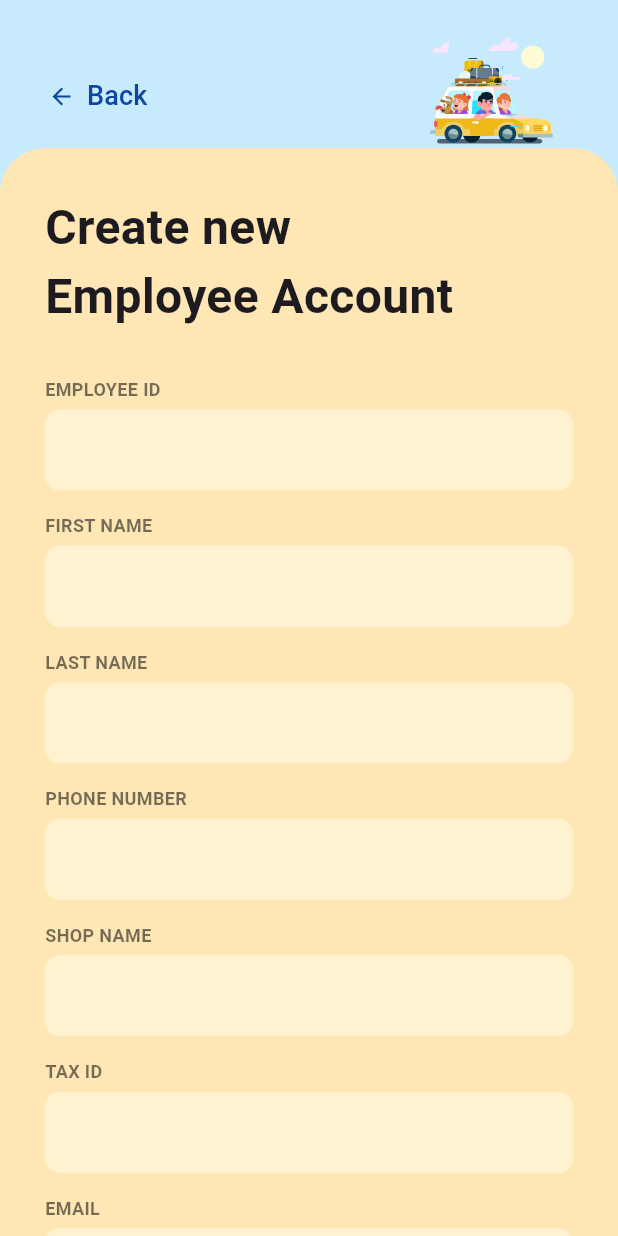
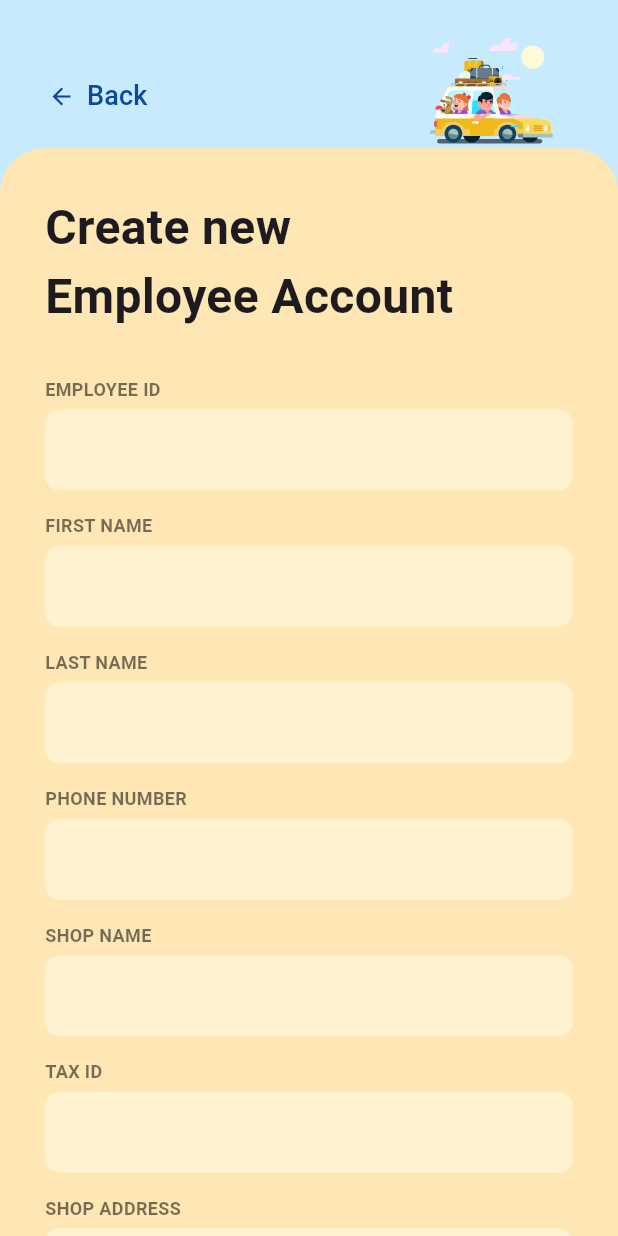
Before and after one commit to EmreKa-0/stash_app, a Flutter app: the EmployeeRegistrationScreen screen opened directly, on a phone screen of 412 x 824 dp. Run offline on Flutter 3.47's test engine with Material 3 defaults, Android fonts, the phone set to English and light mode, and no system bars; our stand-ins replace flutter_map, google_fonts, latlong2, lottie, sqflite; accounts and stored records are empty.

Commit message:
Database'e adres eklendi map baggage ekranına gömüldü

```diff
--- a/lib/models/user_models.dart
+++ b/lib/models/user_models.dart
@@ -67,6 +67,7 @@ class Employee {
   String phone;
   String shopName;
   String taxId;
+  String address;
   String email;
   String password;
 
@@ -78,6 +79,7 @@ class Employee {
     required this.phone,
     required this.shopName,
     required this.taxId,
+    required this.address,
     required this.email,
     required this.password,
   });
@@ -92,6 +94,7 @@ class Employee {
       'phone': phone,
       'shopName': shopName,
       'taxId': taxId,
+      'address': address,
       'email': email,
       'password': password,
     };
@@ -107,6 +110,7 @@ class Employee {
       phone: map['phone'] as String,
       shopName: map['shopName'] as String,
       taxId: map['taxId'] as String,
+      address: map['address'] as String,
       email: map['email'] as String,
       password: map['password'] as String,
     );
--- a/lib/screens/employee_registration_screen.dart
+++ b/lib/screens/employee_registration_screen.dart
@@ -3,7 +3,9 @@ import 'package:flutter/services.dart';
 import 'package:lottie/lottie.dart';
 
 import '../utils/app_styles.dart';
-import 'employee_dashboard_screen.dart'; // Kayıttan sonra yönlendirilecek ekran
+import 'employee_dashboard_screen.dart';
+import '../utils/database_helper.dart';
+import '../models/user_models.dart';
 
 class EmployeeRegistrationScreen extends StatefulWidget {
   const EmployeeRegistrationScreen({super.key});
@@ -15,13 +17,9 @@ class EmployeeRegistrationScreen extends StatefulWidget {
 
 class _EmployeeRegistrationScreenState extends State<EmployeeRegistrationScreen>
     with SingleTickerProviderStateMixin {
-  // Animasyon için Ticker mixin
-
-  // --- Animation Controllers ---
   late AnimationController _animationController;
   late Animation<double> _animation;
 
-  // Controller'lar
   final TextEditingController _employeeIdController = TextEditingController();
   final TextEditingController _nameController = TextEditingController();
   final TextEditingController _surnameController = TextEditingController();
@@ -30,36 +28,31 @@ class _EmployeeRegistrationScreenState extends State<EmployeeRegistrationScreen>
   final TextEditingController _passwordController = TextEditingController();
   final TextEditingController _confirmPasswordController =
       TextEditingController();
-
-  // EK ALANLAR (Yeni eklenenler)
   final TextEditingController _taxIdController = TextEditingController();
   final TextEditingController _shopNameController = TextEditingController();
+  // YENİ: Adres Controller
+  final TextEditingController _addressController = TextEditingController();
 
   final _formKey = GlobalKey<FormState>();
-
-  // Şifre görünürlük durumları
   bool _isPasswordVisible = false;
   bool _isConfirmPasswordVisible = false;
 
   @override
   void initState() {
     super.initState();
-    // Animasyon Ayarları
     _animationController = AnimationController(
       vsync: this,
       duration: const Duration(seconds: 15),
     );
-
     _animation = Tween<double>(begin: 1.0, end: 0.0).animate(
       CurvedAnimation(parent: _animationController, curve: Curves.linear),
     );
-
     _animationController.repeat(reverse: false);
   }
 
   @override
   void dispose() {
-    _animationController.dispose(); // Animasyon controller dispose edildi
+    _animationController.dispose();
     _employeeIdController.dispose();
     _nameController.dispose();
     _surnameController.dispose();
@@ -69,10 +62,11 @@ class _EmployeeRegistrationScreenState extends State<EmployeeRegistrationScreen>
     _confirmPasswordController.dispose();
     _taxIdController.dispose();
     _shopNameController.dispose();
+    _addressController.dispose(); // YENİ
     super.dispose();
   }
 
-  void _register() {
+  void _register() async {
     if (_formKey.currentState!.validate()) {
       if (_passwordController.text != _confirmPasswordController.text) {
         ScaffoldMessenger.of(context).showSnackBar(
@@ -80,17 +74,41 @@ class _EmployeeRegistrationScreenState extends State<EmployeeRegistrationScreen>
         return;
       }
 
+      try {
+        // Çalışan nesnesini oluştur (Adres dahil)
+        Employee newEmployee = Employee(
+          employeeId: _employeeIdController.text,
+          firstName: _nameController.text,
+          lastName: _surnameController.text,
+          phone: _phoneController.text,
+          shopName: _shopNameController.text,
+          taxId: _taxIdController.text,
+          address: _addressController.text, // YENİ: Adres eklendi
+          email: _emailController.text,
+          password: _passwordController.text,
+        );
+
+        // Veritabanına kaydet
+        await DatabaseHelper.instance.insertEmployee(newEmployee);
+
+        if (!mounted) return;
         ScaffoldMessenger.of(context).showSnackBar(
             const SnackBar(content: Text('Employee Registration Successful!')));
-      Navigator.push(
+
+        Navigator.pushAndRemoveUntil(
           context,
           MaterialPageRoute(
               builder: (context) => const EmployeeDashboardScreen()),
+          (route) => false,
         );
+      } catch (e) {
+        if (!mounted) return;
+        ScaffoldMessenger.of(context)
+            .showSnackBar(SnackBar(content: Text('Registration Failed: $e')));
+      }
     }
   }
 
-  // Ortak kullanılan tema uyumlu TextFormField (Şifre hariç)
   Widget _buildThemedTextFormField({
     required TextEditingController controller,
     required String labelText,
@@ -121,19 +139,12 @@ class _EmployeeRegistrationScreenState extends State<EmployeeRegistrationScreen>
             border: OutlineInputBorder(
                 borderRadius: BorderRadius.circular(10),
                 borderSide: BorderSide.none),
-            enabledBorder: OutlineInputBorder(
-                borderRadius: BorderRadius.circular(10),
-                borderSide: BorderSide.none),
-            focusedBorder: OutlineInputBorder(
-                borderRadius: BorderRadius.circular(10),
-                borderSide: BorderSide.none),
           ),
         ),
       ],
     );
   }
 
-  // Şifre alanları için özel widget (Göz butonu)
   Widget _buildPasswordTextFormField({
     required TextEditingController controller,
     required String labelText,
@@ -156,7 +167,6 @@ class _EmployeeRegistrationScreenState extends State<EmployeeRegistrationScreen>
           validator: validator,
           decoration: InputDecoration(
             hintText: '******',
-            hintStyle: const TextStyle(color: Colors.black87),
             filled: true,
             fillColor: kInputFillColor,
             contentPadding:
@@ -164,16 +174,10 @@ class _EmployeeRegistrationScreenState extends State<EmployeeRegistrationScreen>
             border: OutlineInputBorder(
                 borderRadius: BorderRadius.circular(10),
                 borderSide: BorderSide.none),
-            enabledBorder: OutlineInputBorder(
-                borderRadius: BorderRadius.circular(10),
-                borderSide: BorderSide.none),
-            focusedBorder: OutlineInputBorder(
-                borderRadius: BorderRadius.circular(10),
-                borderSide: BorderSide.none),
             suffixIcon: IconButton(
               icon: Icon(isVisible ? Icons.visibility : Icons.visibility_off,
                   color: Colors.black54),
-              onPressed: onToggle, // Toggle işlemi
+              onPressed: onToggle,
             ),
           ),
         ),
@@ -185,39 +189,23 @@ class _EmployeeRegistrationScreenState extends State<EmployeeRegistrationScreen>
   Widget build(BuildContext context) {
     final double screenHeight = MediaQuery.of(context).size.height;
     final double screenWidth = MediaQuery.of(context).size.width;
-
-    // ORANSAL AYARLAR (VisitorRegistrationScreen ve LoginScreen ile aynı)
-    final double blueSectionHeight = screenHeight * 0.12;
-    // HATA DÜZELTME: Formun başlangıç pozisyonunu topPosition olarak tanımlıyoruz
-    final double topPosition = blueSectionHeight;
-
-    // Animasyon boyutu
+    final double topPosition = screenHeight * 0.12;
     const double lottieHeight = 80;
     const double lottieWidth = 100;
-
-    // Animasyonun dikey konumu: Formun başladığı çizginin 80px üzerine
-    final double lottiePositionTop =
-        topPosition - lottieHeight; // DÜZELTME YAPILDI
-
-    // Yatay hareket miktarı
+    final double lottiePositionTop = topPosition - lottieHeight;
     final double carMoveRange = screenWidth - lottieWidth;
 
     return Scaffold(
       backgroundColor: kLightBlue,
       body: Stack(
         children: [
-          // 1. Mavi alanın dolgusu
           Container(
               height: screenHeight, width: double.infinity, color: kLightBlue),
-
-          // 2. Lottie Animasyonu (Hareketli)
           AnimatedBuilder(
             animation: _animation,
             builder: (context, child) {
               final double carX = _animation.value * carMoveRange;
-
               return Positioned(
-                // Animasyonun dikey konumu, formun başlangıç çizgisinin hemen üstü
                 top: lottiePositionTop,
                 left: carX,
                 child: child!,
@@ -228,29 +216,23 @@ class _EmployeeRegistrationScreenState extends State<EmployeeRegistrationScreen>
               width: lottieWidth,
               height: lottieHeight,
               repeat: true,
-              errorBuilder: (context, error, stackTrace) {
-                return const SizedBox(height: 1);
-              },
+              errorBuilder: (context, error, stackTrace) =>
+                  const SizedBox(height: 1),
             ),
           ),
-
-          // 3. Turuncu Alan (Form Alanı) - Yuvarlak geçişi uyguluyoruz
           Positioned.fill(
-            top: topPosition, // Form, mavi alanın bittiği yerden başlar
+            top: topPosition,
             child: SingleChildScrollView(
               physics: const ClampingScrollPhysics(),
               child: Container(
-                // Yuvarlak bir geçiş için dekorasyon ekleniyor
                 decoration: BoxDecoration(
                     color: kLightOrange,
                     borderRadius: const BorderRadius.only(
-                      topLeft: Radius.circular(30.0), // Yuvarlak köşe
-                      topRight: Radius.circular(30.0), // Yuvarlak köşe
+                      topLeft: Radius.circular(30.0),
+                      topRight: Radius.circular(30.0),
                     )),
-                padding: const EdgeInsets.only(
-                    top: 30, left: 30, right: 30, bottom: 30),
+                padding: const EdgeInsets.all(30),
                 constraints: BoxConstraints(
-                  // Ekranın alt kısmına kadar uzamayı garanti eder
                   minHeight: screenHeight - topPosition,
                 ),
                 child: Form(
@@ -258,17 +240,14 @@ class _EmployeeRegistrationScreenState extends State<EmployeeRegistrationScreen>
                   child: Column(
                     crossAxisAlignment: CrossAxisAlignment.start,
                     children: <Widget>[
-                      // Başlıklar
                       const Text('Create new',
                           style: TextStyle(
                               fontSize: 32, fontWeight: FontWeight.bold)),
                       const Text('Employee Account',
                           style: TextStyle(
                               fontSize: 32, fontWeight: FontWeight.bold)),
-
                       const SizedBox(height: 30),
 
-                      // Personel ID
                       _buildThemedTextFormField(
                         controller: _employeeIdController,
                         labelText: 'EMPLOYEE ID',
@@ -277,28 +256,21 @@ class _EmployeeRegistrationScreenState extends State<EmployeeRegistrationScreen>
                           FilteringTextInputFormatter.digitsOnly
                         ],
                         validator: (value) =>
-                            value!.isEmpty ? 'Employee ID is required.' : null,
+                            value!.isEmpty ? 'Required.' : null,
                       ),
                       const SizedBox(height: 15),
-
-                      // İsim
                       _buildThemedTextFormField(
                           controller: _nameController,
                           labelText: 'FIRST NAME',
-                          validator: (value) => value!.isEmpty
-                              ? 'First name is required.'
-                              : null),
+                          validator: (value) =>
+                              value!.isEmpty ? 'Required.' : null),
                       const SizedBox(height: 15),
-
-                      // Soyisim
                       _buildThemedTextFormField(
                           controller: _surnameController,
                           labelText: 'LAST NAME',
                           validator: (value) =>
-                              value!.isEmpty ? 'Last name is required.' : null),
+                              value!.isEmpty ? 'Required.' : null),
                       const SizedBox(height: 15),
-
-                      // TELEFON
                       _buildThemedTextFormField(
                         controller: _phoneController,
                         labelText: 'PHONE NUMBER',
@@ -307,20 +279,16 @@ class _EmployeeRegistrationScreenState extends State<EmployeeRegistrationScreen>
                           FilteringTextInputFormatter.digitsOnly
                         ],
                         validator: (value) =>
-                            value!.isEmpty ? 'Phone number is required.' : null,
+                            value!.isEmpty ? 'Required.' : null,
                       ),
                       const SizedBox(height: 15),
-
-                      // DÜKKAN ADI
                       _buildThemedTextFormField(
                         controller: _shopNameController,
                         labelText: 'SHOP NAME',
                         validator: (value) =>
-                            value!.isEmpty ? 'Shop Name is required.' : null,
+                            value!.isEmpty ? 'Required.' : null,
                       ),
                       const SizedBox(height: 15),
-
-                      // VERGİ NUMARASI
                       _buildThemedTextFormField(
                         controller: _taxIdController,
                         labelText: 'TAX ID',
@@ -329,36 +297,39 @@ class _EmployeeRegistrationScreenState extends State<EmployeeRegistrationScreen>
                           FilteringTextInputFormatter.digitsOnly
                         ],
                         validator: (value) =>
-                            value!.isEmpty ? 'Tax ID is required.' : null,
+                            value!.isEmpty ? 'Required.' : null,
                       ),
                       const SizedBox(height: 15),
 
-                      // E-posta
+                      // --- YENİ: ADRES ALANI ---
+                      _buildThemedTextFormField(
+                        controller: _addressController,
+                        labelText: 'SHOP ADDRESS',
+                        validator: (value) =>
+                            value!.isEmpty ? 'Address is required.' : null,
+                      ),
+                      const SizedBox(height: 15),
+                      // -------------------------
+
                       _buildThemedTextFormField(
                         controller: _emailController,
                         labelText: 'EMAIL',
                         keyboardType: TextInputType.emailAddress,
                         validator: (value) =>
                             value!.isEmpty || !value.contains('@')
-                                ? 'Please enter a valid email address.'
+                                ? 'Valid email required.'
                                 : null,
                       ),
                       const SizedBox(height: 15),
-
-                      // Şifre
                       _buildPasswordTextFormField(
                         controller: _passwordController,
                         labelText: 'PASSWORD',
                         isVisible: _isPasswordVisible,
                         onToggle: () => setState(
                             () => _isPasswordVisible = !_isPasswordVisible),
-                        validator: (v) => v!.length < 6
-                            ? 'Password must be at least 6 characters.'
-                            : null,
+                        validator: (v) => v!.length < 6 ? 'Min 6 chars.' : null,
                       ),
                       const SizedBox(height: 15),
-
-                      // Şifre Tekrar
                       _buildPasswordTextFormField(
                         controller: _confirmPasswordController,
                         labelText: 'CONFIRM PASSWORD',
@@ -366,13 +337,10 @@ class _EmployeeRegistrationScreenState extends State<EmployeeRegistrationScreen>
                         onToggle: () => setState(() =>
                             _isConfirmPasswordVisible =
                                 !_isConfirmPasswordVisible),
-                        validator: (value) => value!.isEmpty
-                            ? 'Please confirm your password.'
-                            : null,
+                        validator: (value) =>
+                            value!.isEmpty ? 'Required.' : null,
                       ),
                       const SizedBox(height: 40),
-
-                      // SIGN UP Butonu
                       SizedBox(
                         width: double.infinity,
                         height: 55,
@@ -383,7 +351,6 @@ class _EmployeeRegistrationScreenState extends State<EmployeeRegistrationScreen>
                             shape: RoundedRectangleBorder(
                                 borderRadius: BorderRadius.circular(10)),
                             elevation: 8,
-                            shadowColor: Colors.black.withOpacity(0.5),
                           ),
                           child: const Text('SIGN UP',
                               style: TextStyle(
@@ -399,8 +366,6 @@ class _EmployeeRegistrationScreenState extends State<EmployeeRegistrationScreen>
               ),
             ),
           ),
-
-          // 4. Geri Butonu (Sabit)
           Positioned(
             top: 40,
             left: 20,
--- a/lib/utils/database_helper.dart
+++ b/lib/utils/database_helper.dart
@@ -7,7 +7,7 @@ import 'package:path_provider/path_provider.dart';
 import '../models/user_models.dart';
 
 class DatabaseHelper {
-  static const _databaseName = "StashApp.db";
+  static const _databaseName = "StashAppV2.db";
   static const _databaseVersion = 1;
 
   // Tablo adları
@@ -31,6 +31,7 @@ class DatabaseHelper {
   static const columnEmployeeId = 'employeeId';
   static const columnShopName = 'shopName';
   static const columnTaxId = 'taxId';
+  static const columnAddress = 'address';
 
   // Sınıfı 'singleton' yapıyoruz
   DatabaseHelper._privateConstructor();
@@ -78,6 +79,7 @@ class DatabaseHelper {
             $columnPhone TEXT NOT NULL,
             $columnShopName TEXT NOT NULL,
             $columnTaxId TEXT NOT NULL,
+            $columnAddress TEXT NOT NULL,
             $columnEmail TEXT NOT NULL UNIQUE,
             $columnPassword TEXT NOT NULL
           )
--- a/pubspec.yaml
+++ b/pubspec.yaml
@@ -35,6 +35,8 @@ dependencies:
   cupertino_icons: ^1.0.2
   sqflite: ^2.3.3+1 # Güncel sürümü kontrol edebilirsiniz
   path: ^1.9.0
+  flutter_map: ^6.1.0 # (veya güncel bir sürüm)
+  latlong2: ^0.9.1
 
 dev_dependencies:
   flutter_test:
```
Also changed, not shown: lib/screens/baggage_detail_screen.dart (+50 -61 lines), lib/screens/map_screen.dart (added, +65 -0 lines), pubspec.lock, 6 other files. Lines whose indentation alone changed are shown as unchanged.
